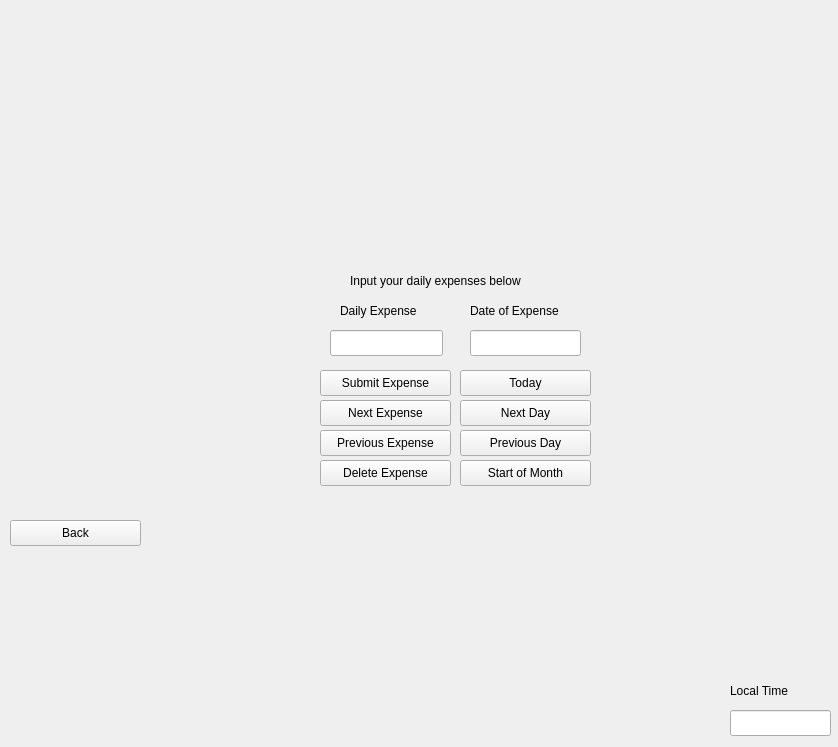
Above: src/ui/expensewindow.ui from Mihael0/finance_manager_qt before the change. Below: the same form after it.
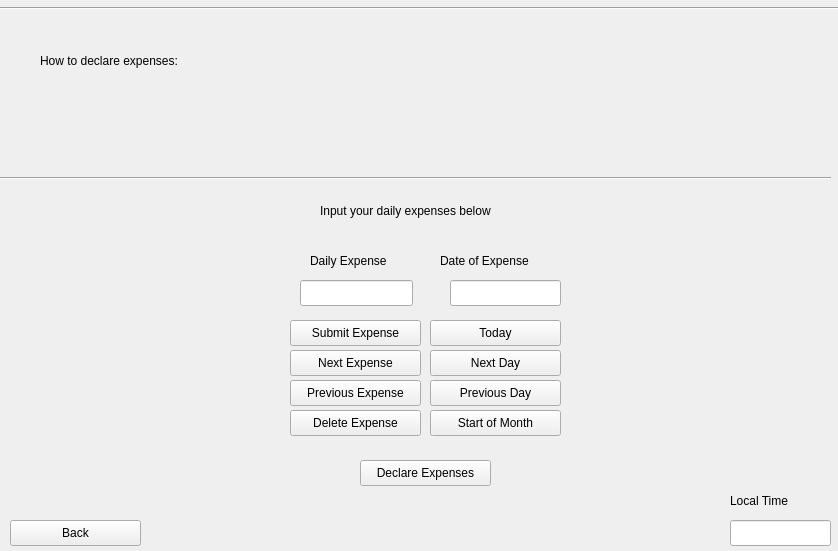
That is the form after the change.

Commit message: Made the UI more enjoyable to look at and added a vector to store the expense and date

Patch:
```diff
--- a/src/ui/expensewindow.ui
+++ b/src/ui/expensewindow.ui
@@ -7,7 +7,7 @@
     <x>0</x>
     <y>0</y>
     <width>838</width>
-    <height>747</height>
+    <height>551</height>
    </rect>
   </property>
   <property name="cursor">
@@ -19,8 +19,8 @@
   <widget class="QLabel" name="label_5">
    <property name="geometry">
     <rect>
-     <x>470</x>
-     <y>290</y>
+     <x>440</x>
+     <y>240</y>
      <width>111</width>
      <height>41</height>
     </rect>
@@ -32,8 +32,8 @@
   <widget class="QPushButton" name="nextDay">
    <property name="geometry">
     <rect>
-     <x>460</x>
-     <y>400</y>
+     <x>430</x>
+     <y>350</y>
      <width>131</width>
      <height>26</height>
     </rect>
@@ -46,7 +46,7 @@
    <property name="geometry">
     <rect>
      <x>730</x>
-     <y>710</y>
+     <y>520</y>
      <width>101</width>
      <height>26</height>
     </rect>
@@ -58,8 +58,8 @@
   <widget class="QPushButton" name="previousDay">
    <property name="geometry">
     <rect>
-     <x>460</x>
-     <y>430</y>
+     <x>430</x>
+     <y>380</y>
      <width>131</width>
      <height>26</height>
     </rect>
@@ -72,7 +72,7 @@
    <property name="geometry">
     <rect>
      <x>730</x>
-     <y>670</y>
+     <y>480</y>
      <width>101</width>
      <height>41</height>
     </rect>
@@ -84,8 +84,8 @@
   <widget class="QLineEdit" name="dailyExpenses">
    <property name="geometry">
     <rect>
-     <x>330</x>
-     <y>330</y>
+     <x>300</x>
+     <y>280</y>
      <width>113</width>
      <height>26</height>
     </rect>
@@ -94,8 +94,8 @@
   <widget class="QLabel" name="label_7">
    <property name="geometry">
     <rect>
-     <x>350</x>
-     <y>260</y>
+     <x>320</x>
+     <y>190</y>
      <width>221</width>
      <height>41</height>
     </rect>
@@ -107,8 +107,8 @@
   <widget class="QLineEdit" name="startOfCurrentMonth">
    <property name="geometry">
     <rect>
-     <x>470</x>
-     <y>330</y>
+     <x>450</x>
+     <y>280</y>
      <width>111</width>
      <height>26</height>
     </rect>
@@ -120,8 +120,8 @@
   <widget class="QLabel" name="label_4">
    <property name="geometry">
     <rect>
-     <x>340</x>
-     <y>290</y>
+     <x>310</x>
+     <y>240</y>
      <width>101</width>
      <height>41</height>
     </rect>
@@ -146,8 +146,8 @@
   <widget class="QPushButton" name="setToToday">
    <property name="geometry">
     <rect>
-     <x>460</x>
-     <y>370</y>
+     <x>430</x>
+     <y>320</y>
      <width>131</width>
      <height>26</height>
     </rect>
@@ -159,8 +159,8 @@
   <widget class="QPushButton" name="setToStartOfMonth">
    <property name="geometry">
     <rect>
-     <x>460</x>
-     <y>460</y>
+     <x>430</x>
+     <y>410</y>
      <width>131</width>
      <height>26</height>
     </rect>
@@ -172,8 +172,8 @@
   <widget class="QPushButton" name="setToToday_2">
    <property name="geometry">
     <rect>
-     <x>320</x>
-     <y>370</y>
+     <x>290</x>
+     <y>320</y>
      <width>131</width>
      <height>26</height>
     </rect>
@@ -185,8 +185,8 @@
   <widget class="QPushButton" name="setToToday_3">
    <property name="geometry">
     <rect>
-     <x>320</x>
-     <y>460</y>
+     <x>290</x>
+     <y>410</y>
      <width>131</width>
      <height>26</height>
     </rect>
@@ -198,8 +198,8 @@
   <widget class="QPushButton" name="previousDay_2">
    <property name="geometry">
     <rect>
-     <x>320</x>
-     <y>430</y>
+     <x>290</x>
+     <y>380</y>
      <width>131</width>
      <height>26</height>
     </rect>
@@ -211,8 +211,8 @@
   <widget class="QPushButton" name="previousDay_3">
    <property name="geometry">
     <rect>
-     <x>320</x>
-     <y>400</y>
+     <x>290</x>
+     <y>350</y>
      <width>131</width>
      <height>26</height>
     </rect>
@@ -221,6 +221,71 @@
     <string>Next Expense</string>
    </property>
   </widget>
+  <widget class="QPushButton" name="backBtn_2">
+   <property name="geometry">
+    <rect>
+     <x>360</x>
+     <y>460</y>
+     <width>131</width>
+     <height>26</height>
+    </rect>
+   </property>
+   <property name="text">
+    <string>Declare Expenses</string>
+   </property>
+  </widget>
+  <widget class="QLabel" name="label_9">
+   <property name="geometry">
+    <rect>
+     <x>40</x>
+     <y>40</y>
+     <width>181</width>
+     <height>41</height>
+    </rect>
+   </property>
+   <property name="text">
+    <string>How to declare expenses:</string>
+   </property>
+  </widget>
+  <widget class="QLabel" name="label_10">
+   <property name="geometry">
+    <rect>
+     <x>50</x>
+     <y>70</y>
+     <width>711</width>
+     <height>91</height>
+    </rect>
+   </property>
+   <property name="text">
+    <string/>
+   </property>
+  </widget>
+  <widget class="Line" name="line">
+   <property name="geometry">
+    <rect>
+     <x>0</x>
+     <y>170</y>
+     <width>831</width>
+     <height>16</height>
+    </rect>
+   </property>
+   <property name="orientation">
+    <enum>Qt::Orientation::Horizontal</enum>
+   </property>
+  </widget>
+  <widget class="Line" name="line_2">
+   <property name="geometry">
+    <rect>
+     <x>0</x>
+     <y>0</y>
+     <width>841</width>
+     <height>16</height>
+    </rect>
+   </property>
+   <property name="orientation">
+    <enum>Qt::Orientation::Horizontal</enum>
+   </property>
+  </widget>
  </widget>
  <resources/>
  <connections/>
```
Left out of the diff: 8 changed lines with no effect on the pictures. The commit also changes 3 other files.
